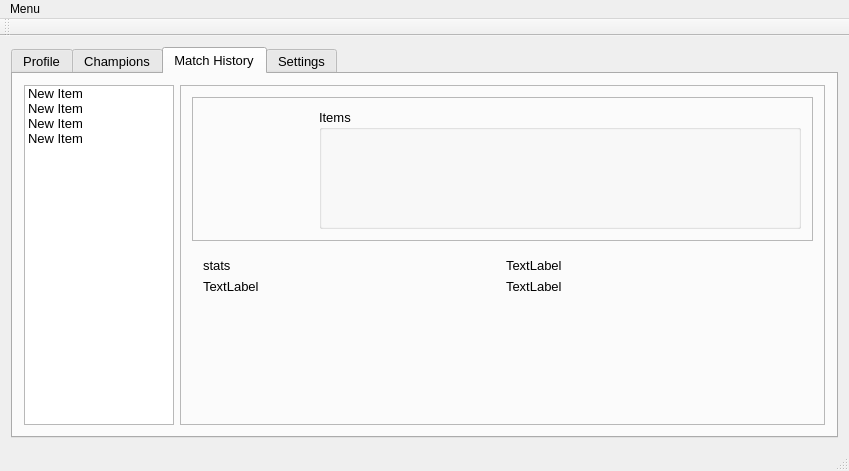
First picture: the form in mainwindow.ui, repository forrely/LoLScribe, before the edit.
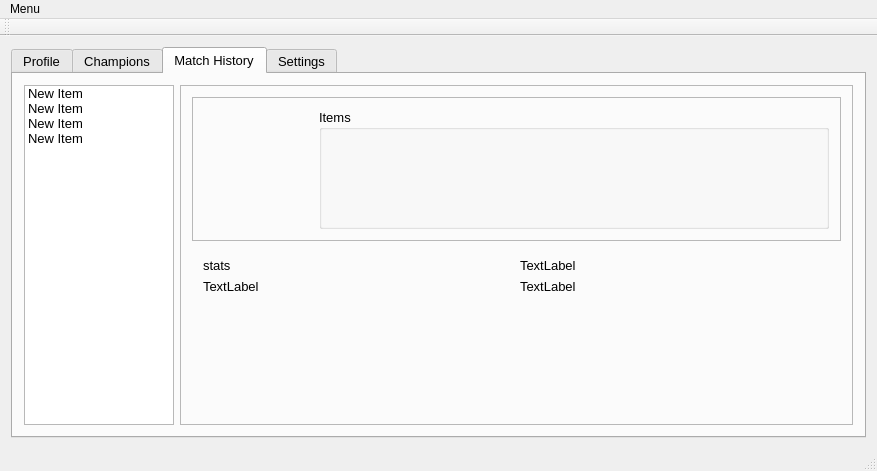
Second picture: the form after the edit. Icons and pictures are not drawn.

```diff
--- a/mainwindow.ui
+++ b/mainwindow.ui
@@ -481,8 +481,8 @@
                   <widget class="QLabel" name="item1">
                    <property name="minimumSize">
                     <size>
-                     <width>60</width>
-                     <height>60</height>
+                     <width>64</width>
+                     <height>64</height>
                     </size>
                    </property>
                    <property name="text">
@@ -494,8 +494,8 @@
                   <widget class="QLabel" name="item2">
                    <property name="minimumSize">
                     <size>
-                     <width>60</width>
-                     <height>60</height>
+                     <width>64</width>
+                     <height>64</height>
                     </size>
                    </property>
                    <property name="text">
@@ -507,8 +507,8 @@
                   <widget class="QLabel" name="item3">
                    <property name="minimumSize">
                     <size>
-                     <width>60</width>
-                     <height>60</height>
+                     <width>64</width>
+                     <height>64</height>
                     </size>
                    </property>
                    <property name="text">
@@ -520,8 +520,8 @@
                   <widget class="QLabel" name="item4">
                    <property name="minimumSize">
                     <size>
-                     <width>60</width>
-                     <height>60</height>
+                     <width>64</width>
+                     <height>64</height>
                     </size>
                    </property>
                    <property name="text">
@@ -533,8 +533,8 @@
                   <widget class="QLabel" name="item5">
                    <property name="minimumSize">
                     <size>
-                     <width>60</width>
-                     <height>60</height>
+                     <width>64</width>
+                     <height>64</height>
                     </size>
                    </property>
                    <property name="text">
@@ -546,8 +546,8 @@
                   <widget class="QLabel" name="item6">
                    <property name="minimumSize">
                     <size>
-                     <width>60</width>
-                     <height>60</height>
+                     <width>64</width>
+                     <height>64</height>
                     </size>
                    </property>
                    <property name="text">
@@ -559,8 +559,8 @@
                   <widget class="QLabel" name="item7">
                    <property name="minimumSize">
                     <size>
-                     <width>60</width>
-                     <height>60</height>
+                     <width>64</width>
+                     <height>64</height>
                     </size>
                    </property>
                    <property name="toolTip">
```
